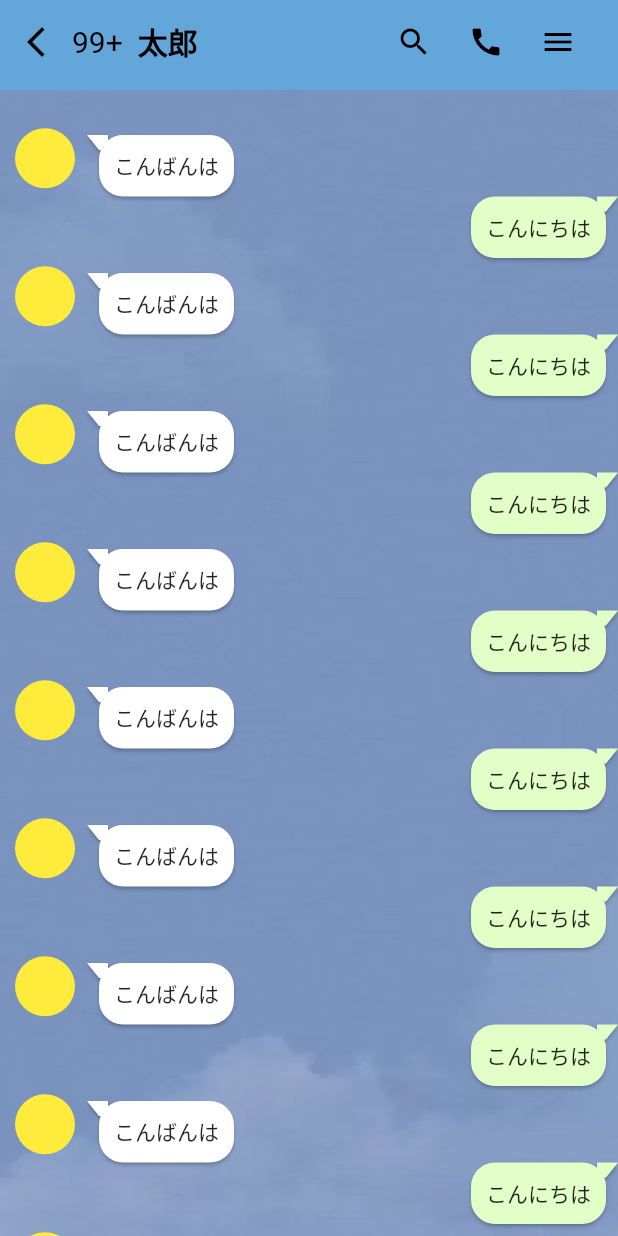
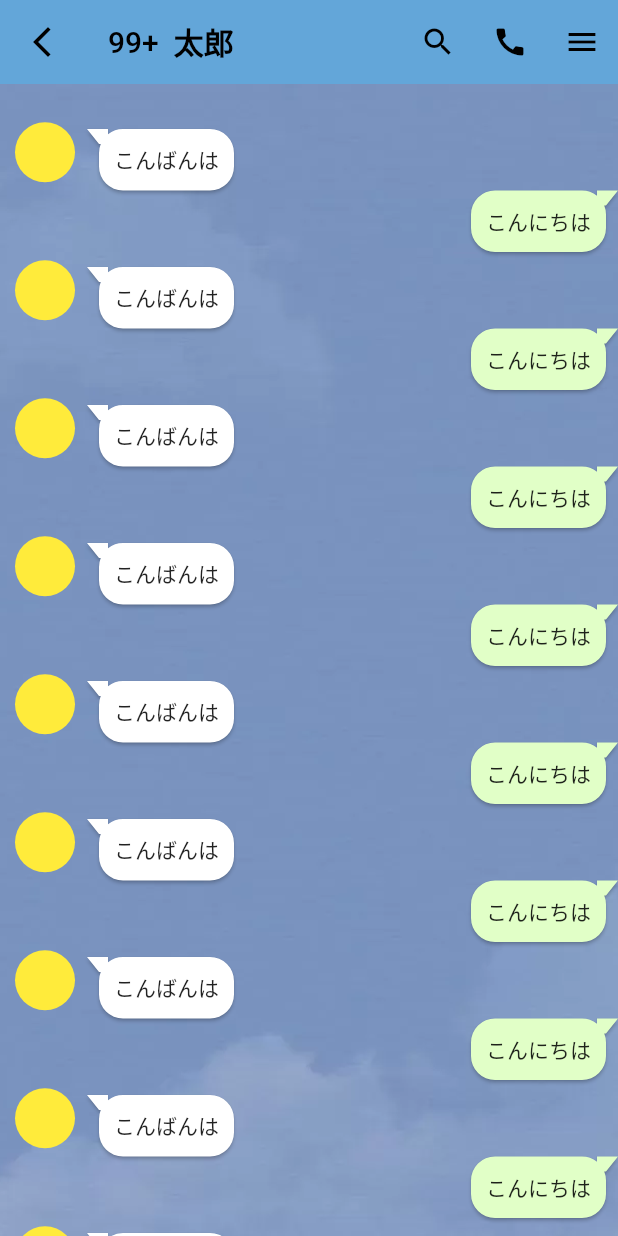
Before and after one commit to haruchu/flutter_ui_trace, a Flutter app: the screen it shows after launch, on a phone screen of 412 x 824 dp. Run offline on Flutter 3.47's test engine with Material 2 defaults, Android fonts, the light colour scheme and no system bars; drawn by our look-alikes of bubble.

Commit message:
title, leadingの部分修正

```diff
--- a/lib/src/pages/01_line_talk/page.dart
+++ b/lib/src/pages/01_line_talk/page.dart
@@ -43,32 +43,24 @@ class LineTalkPage extends StatelessWidget {
               ),
     ];
     return Scaffold(
-      appBar: PreferredSize(
-          preferredSize: const Size.fromHeight(60),
-          child: AppBar(
+      appBar: AppBar(
         elevation: 0,
         backgroundColor: const Color.fromARGB(255, 99, 166, 217),
-              leadingWidth: 200,
-              leading: Row(
-                children: [
-                  IconButton(
+        leading: IconButton(
           color: Colors.black,
           onPressed: () => {},
           icon: const Icon(
             Icons.arrow_back_ios_new,
           ),
         ),
-                  // ignore: prefer_const_constructors
-                  Row(
+        title: Row(
           children: [
             Container(
               padding: const EdgeInsets.only(
                 right: 10,
               ),
               child: Text(
-                          allTalkCount >= 99
-                              ? "$allTalkCount+"
-                              : allTalkCount.toString(),
+                allTalkCount >= 99 ? "$allTalkCount+" : allTalkCount.toString(),
                 style: const TextStyle(
                   fontSize: 20,
                   color: Colors.black,
@@ -85,11 +77,7 @@ class LineTalkPage extends StatelessWidget {
             )
           ],
         ),
-                ],
-              ),
-              title: Row(
-                mainAxisAlignment: MainAxisAlignment.end,
-                children: [
+        actions: [
           IconButton(
             color: Colors.black,
             onPressed: () => {},
@@ -112,7 +100,7 @@ class LineTalkPage extends StatelessWidget {
             ),
           ),
         ],
-              ))),
+      ),
       body: Container(
           decoration: const BoxDecoration(
               image: DecorationImage(
```
Lines whose indentation alone changed are shown as unchanged.
